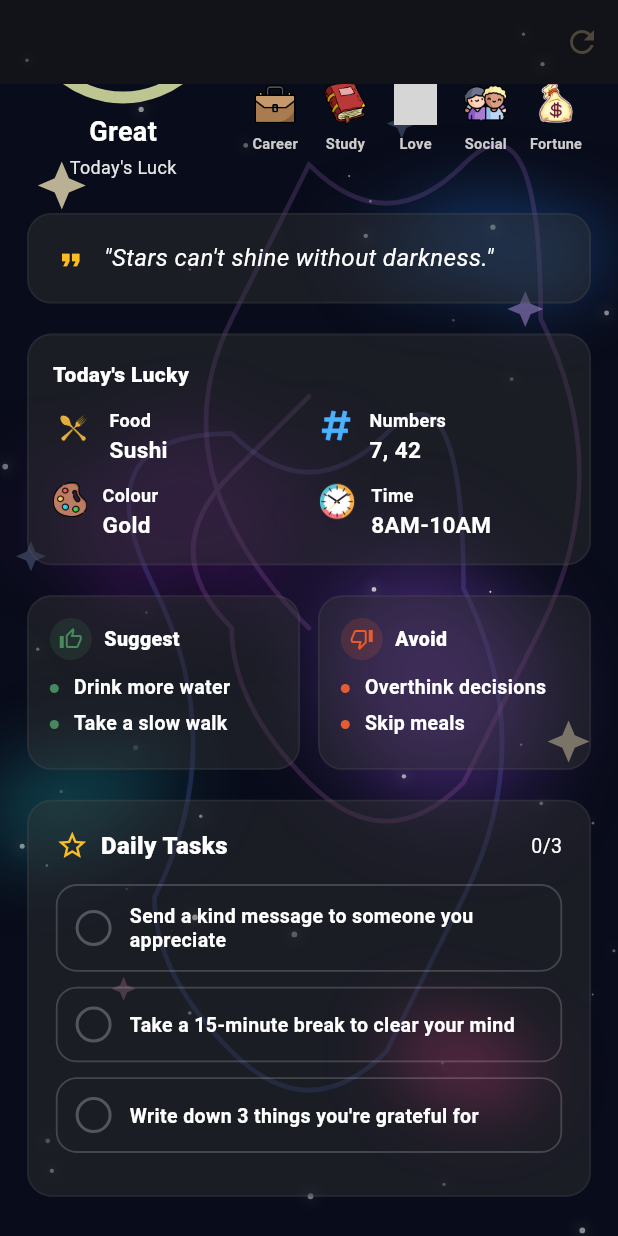
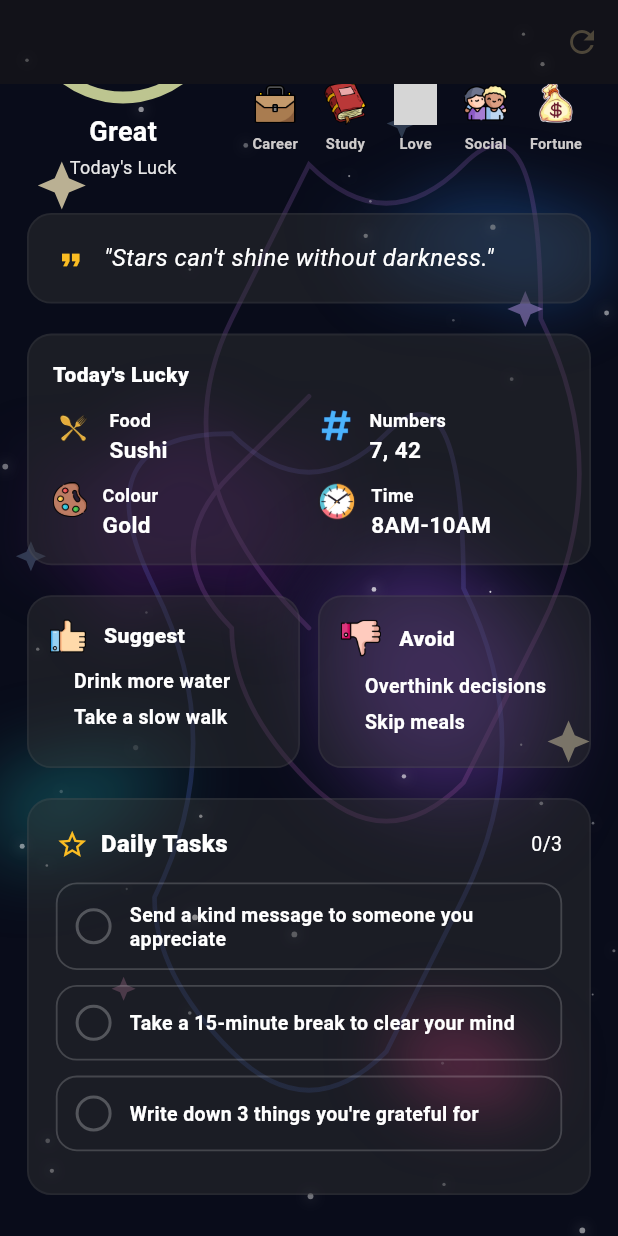
Before and after one commit to FrankieNg617/luck-app-frontend, a Flutter app: the screen it shows after launch, scrolled down 222 dp, on a phone screen of 412 x 824 dp. Run offline on Flutter 3.47's test engine with Material 3 defaults, Android fonts, the light colour scheme and no system bars; our stand-ins replace google_fonts; grey boxes are pictures that could not be loaded.

Commit message:
change do&dont icons

```diff
--- a/lib/widgets/dos_donts_widget.dart
+++ b/lib/widgets/dos_donts_widget.dart
@@ -22,7 +22,7 @@ class _DosDontsWidgetState extends State<DosDontsWidget>
 
     _controller = AnimationController(
       vsync: this,
-      duration: const Duration(milliseconds: 700), // speed
+      duration: const Duration(milliseconds: 700),
     );
 
     _curve = CurvedAnimation(
@@ -30,7 +30,6 @@ class _DosDontsWidgetState extends State<DosDontsWidget>
       curve: Curves.easeOutCubic,
     );
 
-    // ✅ play once per widget creation (home screen directed)
     _controller.forward(from: 0.0);
   }
 
@@ -40,27 +39,37 @@ class _DosDontsWidgetState extends State<DosDontsWidget>
     super.dispose();
   }
 
+  double _responsiveIconSize(BuildContext context) {
+    // Approx card width: (screen - gap) / 2
+    final w = MediaQuery.of(context).size.width;
+    final cardW = (w - 12) / 2;
+
+    // Responsive icon size based on card width
+    return (cardW * 0.12).clamp(16.0, 26.0);
+  }
+
   @override
   Widget build(BuildContext context) {
-    // ✅ IntrinsicHeight forces Row children to share the same height
+    final iconSize = _responsiveIconSize(context);
+
     return AnimatedBuilder(
       animation: _curve,
       builder: (context, _) {
         final t = _curve.value;
 
         return Transform.translate(
-          offset: Offset(0, (1 - t) * 35), // slide up
+          offset: Offset(0, (1 - t) * 35),
           child: Opacity(
-            opacity: t, // fade in
+            opacity: t,
             child: IntrinsicHeight(
               child: Row(
-                crossAxisAlignment: CrossAxisAlignment.stretch, // ✅ stretch to tallest
+                crossAxisAlignment: CrossAxisAlignment.stretch,
                 children: [
                   Expanded(
                     child: _DoDontCard(
                       title: 'Suggest',
-                      icon: Icons.thumb_up_outlined,
-                      tint: const Color.fromARGB(255, 71, 136, 94),
+                      iconAsset: 'assets/icons/dos.png',
+                      iconSize: iconSize,
                       items: widget.dos,
                     ),
                   ),
@@ -68,8 +77,8 @@ class _DosDontsWidgetState extends State<DosDontsWidget>
                   Expanded(
                     child: _DoDontCard(
                       title: 'Avoid',
-                      icon: Icons.thumb_down_outlined,
-                      tint: const Color.fromARGB(255, 228, 92, 47),
+                      iconAsset: 'assets/icons/donts.png',
+                      iconSize: iconSize * 1.12,
                       items: widget.donts,
                     ),
                   ),
@@ -85,21 +94,20 @@ class _DosDontsWidgetState extends State<DosDontsWidget>
 
 class _DoDontCard extends StatelessWidget {
   final String title;
-  final IconData icon;
-  final Color tint;
+  final String iconAsset;
+  final double iconSize;
   final List<String> items;
 
   const _DoDontCard({
     required this.title,
-    required this.icon,
-    required this.tint,
+    required this.iconAsset,
+    required this.iconSize,
     required this.items,
   });
 
   @override
   Widget build(BuildContext context) {
     return Container(
-      // ✅ Make sure the card is willing to fill available height
       constraints: const BoxConstraints(minHeight: double.infinity),
       decoration: FortuneTheme.cardDecoration(),
       padding: const EdgeInsets.all(14),
@@ -108,23 +116,17 @@ class _DoDontCard extends StatelessWidget {
         children: [
           Row(
             children: [
-              Container(
-                padding: const EdgeInsets.all(6),
-                decoration: BoxDecoration(
-                  color: tint.withValues(alpha: 0.16),
-                  shape: BoxShape.circle,
-                ),
-                child: Icon(icon, size: 16, color: tint),
+              Image.asset(
+                iconAsset,
+                width: iconSize,
+                height: iconSize,
+                fit: BoxFit.contain,
               ),
-              const SizedBox(width: 8),
-              const Text(
-                ' ',
-                style: TextStyle(fontSize: 0),
-              ),
+              const SizedBox(width: 12),
               Text(
                 title,
                 style: const TextStyle(
-                  fontSize: 13,
+                  fontSize: 14,
                   fontWeight: FontWeight.w800,
                   color: Color.fromARGB(255, 255, 255, 255),
                 ),
@@ -133,7 +135,6 @@ class _DoDontCard extends StatelessWidget {
           ),
           const SizedBox(height: 10),
 
-          // list
           ...items.map(
             (x) => Padding(
               padding: const EdgeInsets.only(bottom: 8),
@@ -144,7 +145,7 @@ class _DoDontCard extends StatelessWidget {
                     margin: const EdgeInsets.only(top: 6),
                     width: 6,
                     height: 6,
-                    decoration: BoxDecoration(color: tint, shape: BoxShape.circle),
+                    decoration: BoxDecoration(shape: BoxShape.circle),
                   ),
                   const SizedBox(width: 10),
                   Expanded(
```
Also changed, not shown: assets/icons/donts.png (added), assets/icons/dos.png (added).
